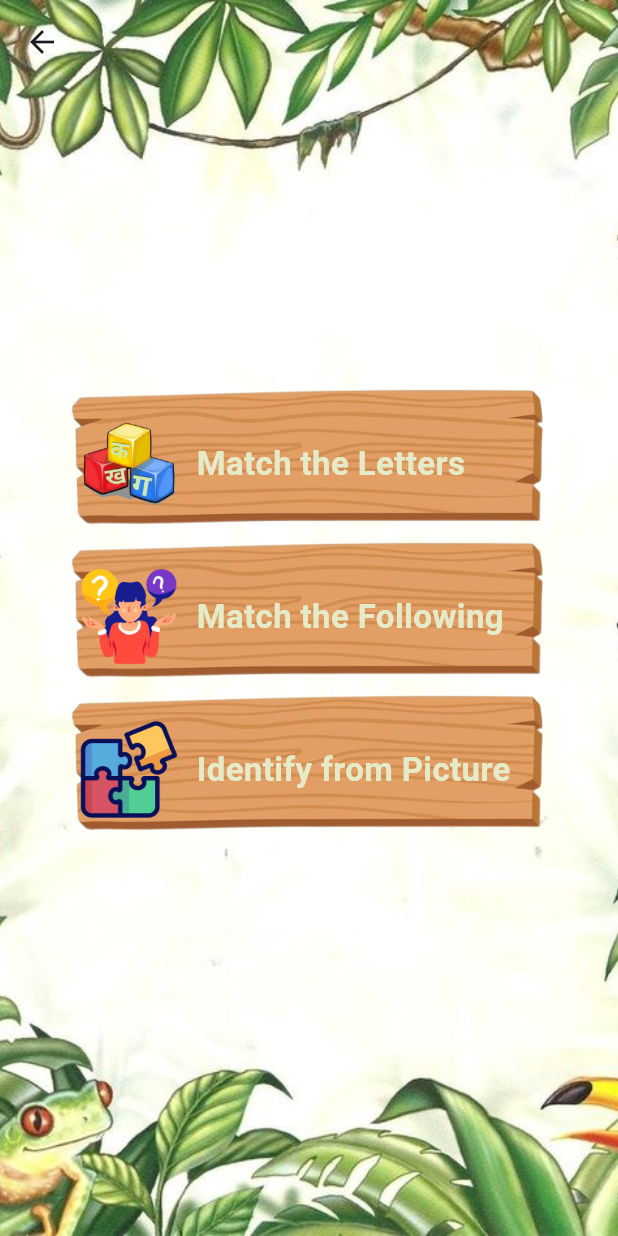
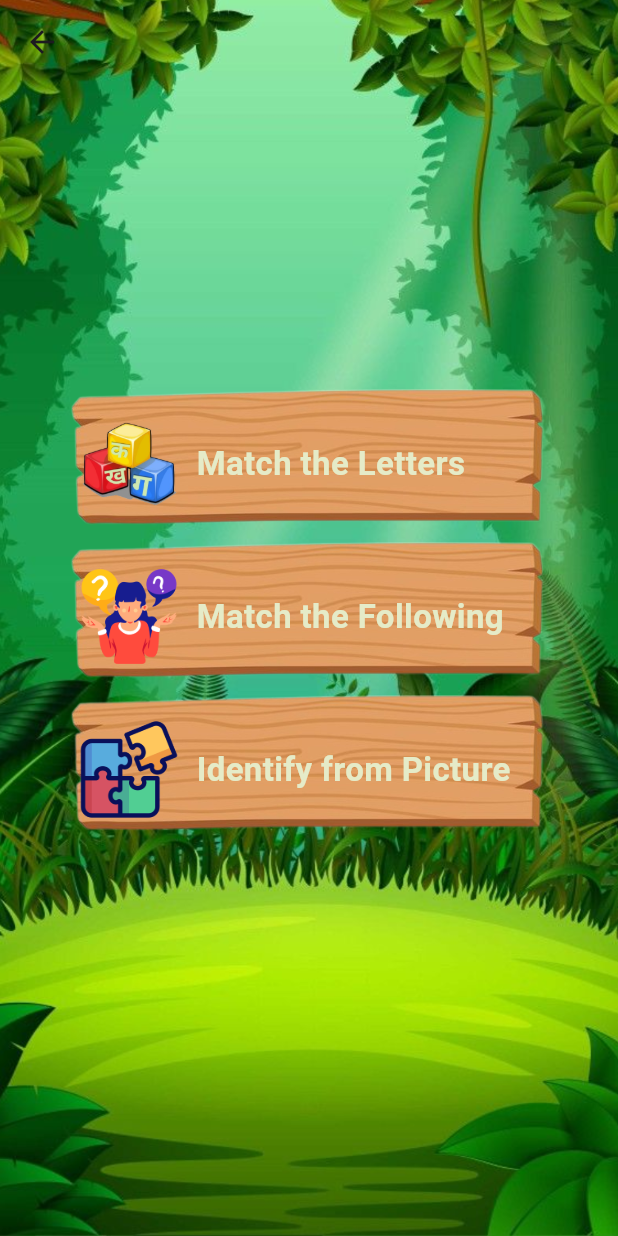
Before and after one commit to mahatarc/TinyTalk, a Flutter app: the Home screen opened directly, after a tap on "Quiz", on a phone screen of 412 x 824 dp. Run offline on Flutter 3.47's test engine with Material 3 defaults, Android fonts, the phone set to English and light mode, and no system bars; our stand-ins replace audioplayers, flutter_bloc, google_fonts, permission_handler, shared_preferences, smooth_page_indicator and 1 more; missing offline and left inert: flutter_sound; accounts and stored records are empty.

Commit message:
final UI of home and quiz

```diff
--- a/frontend/lib/features/homepage/presentation/UI/home.dart
+++ b/frontend/lib/features/homepage/presentation/UI/home.dart
@@ -81,7 +81,7 @@ class Home extends StatelessWidget {
                   children: <Widget>[
                     CategoryListTile(
                       title: 'Course',
-                      icon: 'images/course.png',
+                      icon: 'images/course1.png',
                       onTap: () {
                         Navigator.push(
                           context,
--- a/frontend/lib/features/quiz/presentation/UI/quiz.dart
+++ b/frontend/lib/features/quiz/presentation/UI/quiz.dart
@@ -17,7 +17,7 @@ class QuizScreen extends StatelessWidget {
         children: [
           Positioned.fill(
             child: Image.asset(
-              'images/bg11.jpg',
+              'images/bg_quiz.png',
               fit: BoxFit.cover,
             ),
           ),
```
Also changed, not shown: frontend/images/bg_quiz.png (added), frontend/images/course1.png (added).
